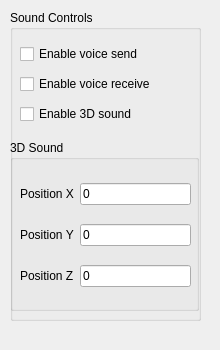
First picture: the form in bin/scenes/Mumble/controls.ui, repository realXtend/tundra, before the edit.
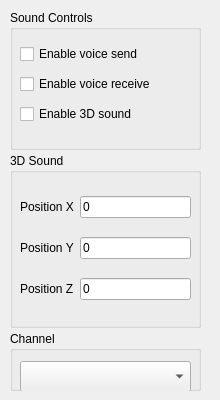
Second picture: the form after the edit.

Commit message: Added channel selector and participant list to Mumble UI.

Diff of the .ui file:
```diff
--- a/bin/scenes/Mumble/controls.ui
+++ b/bin/scenes/Mumble/controls.ui
@@ -7,19 +7,19 @@
     <x>0</x>
     <y>0</y>
     <width>220</width>
-    <height>350</height>
+    <height>400</height>
    </rect>
   </property>
   <property name="minimumSize">
    <size>
     <width>220</width>
-    <height>350</height>
+    <height>400</height>
    </size>
   </property>
   <property name="maximumSize">
    <size>
     <width>220</width>
-    <height>350</height>
+    <height>400</height>
    </size>
   </property>
   <property name="windowTitle">
@@ -31,12 +31,21 @@
      <x>10</x>
      <y>10</y>
      <width>191</width>
-     <height>311</height>
+     <height>381</height>
     </rect>
    </property>
    <layout class="QVBoxLayout" name="verticalLayout">
+    <property name="spacing">
+     <number>3</number>
+    </property>
     <item>
      <widget class="QGroupBox" name="controlGroup">
+      <property name="maximumSize">
+       <size>
+        <width>16777215</width>
+        <height>140</height>
+       </size>
+      </property>
       <property name="title">
        <string>Sound Controls</string>
       </property>
@@ -73,15 +82,10 @@
         </item>
        </layout>
       </widget>
+     </widget>
+    </item>
+    <item>
       <widget class="QGroupBox" name="surroundGroup">
-       <property name="geometry">
-        <rect>
-         <x>0</x>
-         <y>130</y>
-         <width>189</width>
-         <height>171</height>
-        </rect>
-       </property>
        <property name="title">
         <string>3D Sound</string>
        </property>
@@ -163,6 +167,28 @@
          </item>
         </layout>
        </widget>
+     </widget>
+    </item>
+    <item>
+     <widget class="QGroupBox" name="channelGroup">
+      <property name="maximumSize">
+       <size>
+        <width>16777215</width>
+        <height>60</height>
+       </size>
+      </property>
+      <property name="title">
+       <string>Channel</string>
+      </property>
+      <widget class="QComboBox" name="channelComboBox">
+       <property name="geometry">
+        <rect>
+         <x>10</x>
+         <y>30</y>
+         <width>171</width>
+         <height>31</height>
+        </rect>
+       </property>
       </widget>
      </widget>
     </item>
```
Lines whose indentation alone changed are shown as unchanged. The commit also changes 2 other files.
